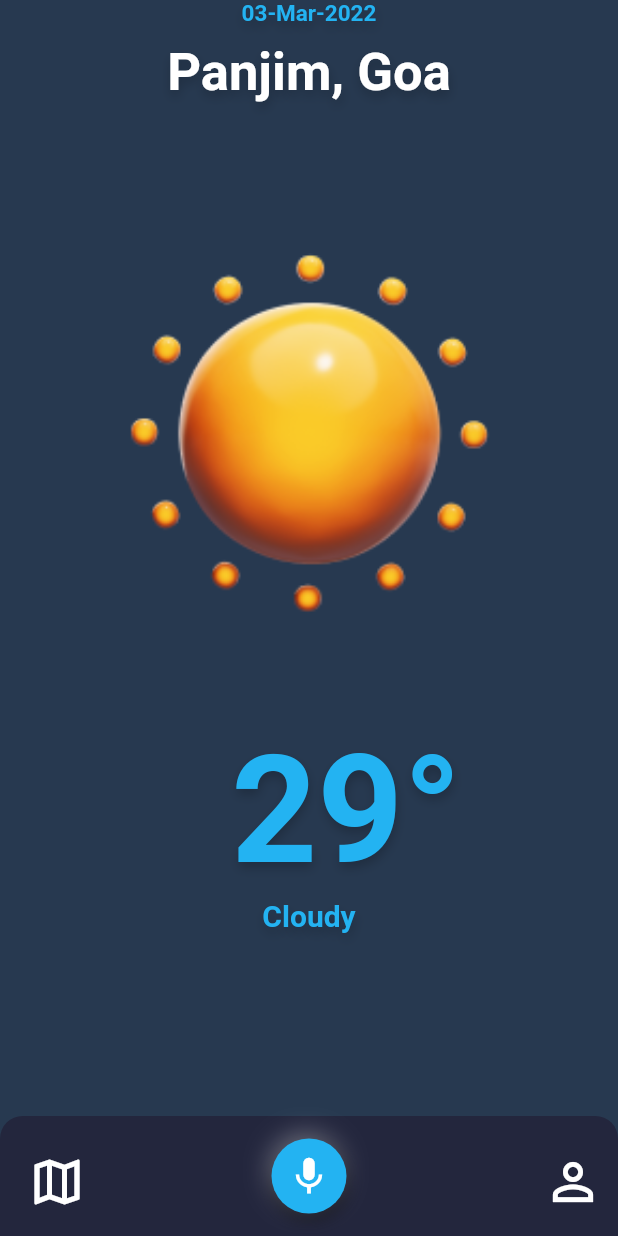
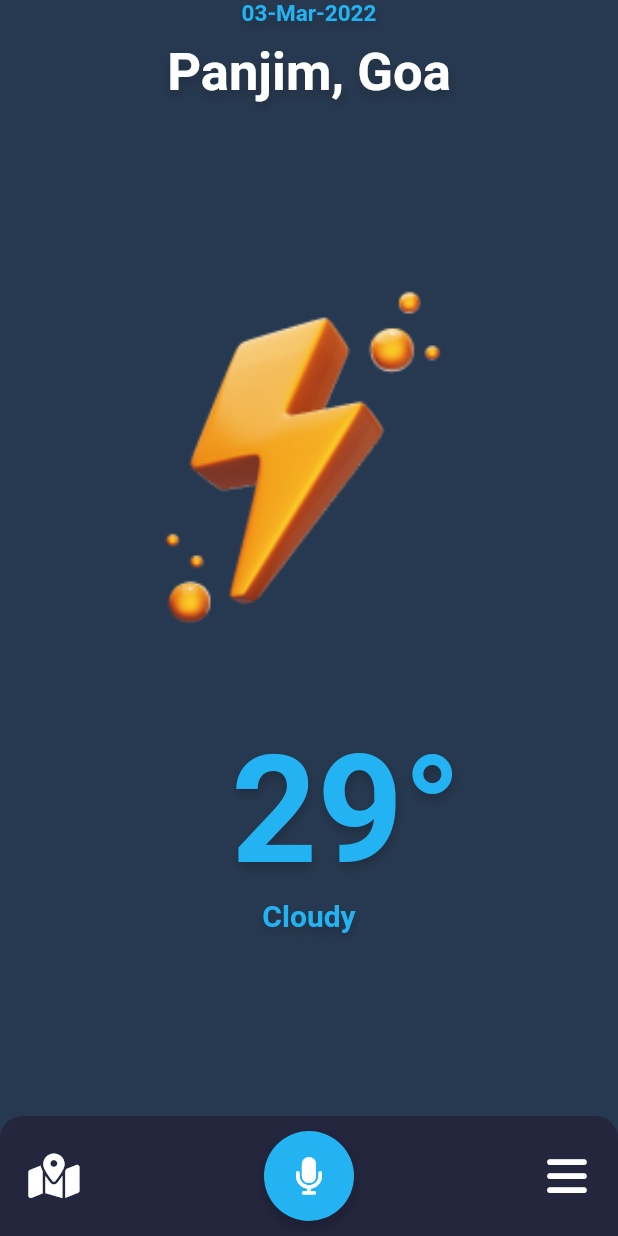
Before and after one commit to 7-USH/Voice-Assistant-Weather-App, a Flutter app: the screen it shows after launch, on a phone screen of 412 x 824 dp. Run offline on Flutter 3.47's test engine with Material 2 defaults, Android fonts, the phone set to English and light mode, and no system bars; our stand-ins replace font_awesome_flutter, google_fonts; Roboto replaces fonts that are missing (Acme, Ubuntu).

Commit message:
addee icons

```diff
--- a/lib/constants/colors.dart
+++ b/lib/constants/colors.dart
@@ -11,15 +11,15 @@ Color textColor = const Color(0xff23B3F2);
 
 List<BoxShadow> kBoxShadows = [
   BoxShadow(
-      color: Colors.black.withOpacity(0.5),
-      offset: const Offset(0.6, 4),
-      spreadRadius: 1,
-      blurRadius: 8),
+      color: darkBgColor,
+      offset: const Offset(5, 10),
+      spreadRadius: 3,
+      blurRadius: 10),
   BoxShadow(
-      color: Colors.white.withOpacity(0.4),
-      offset: const Offset(-2, -4),
-      spreadRadius: -2,
-      blurRadius: 15),
+      color: Colors.white.withOpacity(0.8),
+      offset: const Offset(-5, -1),
+      spreadRadius: -1,
+      blurRadius: 15)
 ];
 
 List<BoxShadow> kButtonShadows = [
--- a/lib/screens/homepage.dart
+++ b/lib/screens/homepage.dart
@@ -1,6 +1,7 @@
 // ignore_for_file: prefer_const_literals_to_create_immutables
 
 import 'package:flutter/material.dart';
+import 'package:font_awesome_flutter/font_awesome_flutter.dart';
 import 'package:weather_app/constants/colors.dart';
 import 'package:weather_app/constants/fonts.dart';
 import 'package:weather_app/screens/voice.dart';
@@ -31,17 +32,18 @@ class _HomePageState extends State<HomePage> {
                 IconButton(
                     onPressed: () {},
                     icon: const Icon(
-                      Icons.map_outlined,
+                      FontAwesomeIcons.mapLocationDot,
                       color: Colors.white,
-                      size: 40,
+                      size: 30,
                     )),
                 Container(
-                  height: 50,
-                  width: 50,
+                  height: 60,
+                  width: 60,
                   decoration: BoxDecoration(
-                      borderRadius: BorderRadius.circular(25),
                       color: textColor,
-                      boxShadow: kBoxShadows),
+                      shape: BoxShape.circle,
+                      boxShadow: kButtonShadows
+                  ),
                   child: Center(
                     child: IconButton(
                         onPressed: () {
@@ -51,18 +53,18 @@ class _HomePageState extends State<HomePage> {
                           }));
                         },
                         icon: const Icon(
-                          Icons.mic,
+                          FontAwesomeIcons.microphone,
                           color: Colors.white,
-                          size: 30,
+                          size: 25,
                         )),
                   ),
                 ),
                 IconButton(
                     onPressed: () {},
                     icon: const Icon(
-                      Icons.person_outline,
+                      FontAwesomeIcons.bars,
                       color: Colors.white,
-                      size: 40,
+                      size: 30,
                     ))
               ],
             ),
@@ -98,7 +100,7 @@ class _HomePageState extends State<HomePage> {
               ),
               Center(
                   child: Image.asset(
-                "assets/sun.png",
+                "assets/lightning.png",
                 scale: 0.7,
               )),
               const SizedBox(
--- a/pubspec.yaml
+++ b/pubspec.yaml
@@ -35,6 +35,7 @@ dependencies:
   # Use with the CupertinoIcons class for iOS style icons.
   cupertino_icons: ^1.0.2
   google_fonts: ^2.3.2
+  font_awesome_flutter: ^10.1.0
 
 dev_dependencies:
   flutter_test:
```
Also changed, not shown: lib/screens/voice.dart (+9 -7 lines), pubspec.lock.
